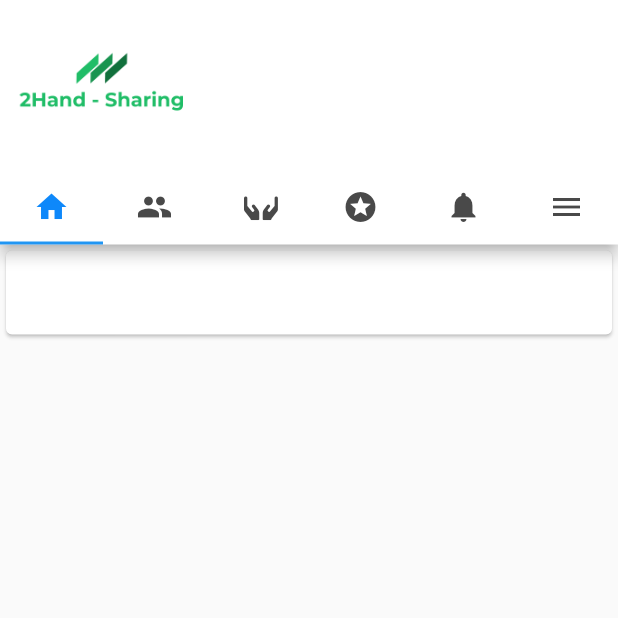
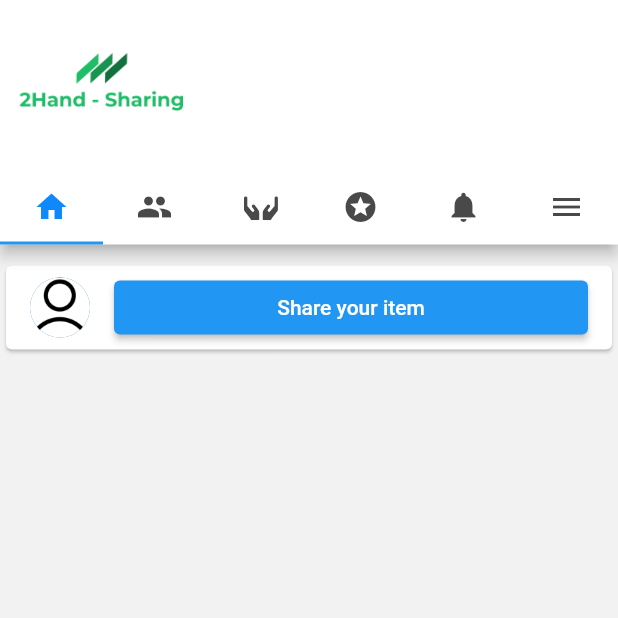
Before and after one commit to dhuuphuoc/Seconhand_sharing_mobile, a Flutter app: the MainScreen screen opened by its route, on a phone screen of 412 x 824 dp, the top half of it. Run offline on Flutter 3.47's test engine with Material 2 defaults, Android fonts, the phone set to English and light mode, and no system bars; our stand-ins replace image_picker.

Commit message:
Post item button

```diff
--- a/lib/main.dart
+++ b/lib/main.dart
@@ -17,15 +17,15 @@ class TwoHandShareApp extends StatelessWidget {
     SystemChrome.setEnabledSystemUIOverlays([SystemUiOverlay.bottom]);
     return MaterialApp(
       theme: ThemeData(
+        scaffoldBackgroundColor: Color(0xFFF2F2F2),
         tabBarTheme: TabBarTheme(
             unselectedLabelColor: Color(0xFF494949),
             labelColor: Color(0xFF0E88FA)),
         appBarTheme: AppBarTheme(
-            brightness: Brightness.light,
-            iconTheme: IconThemeData(color: Color(0xFF0E88FA)),
-            backgroundColor: Colors.white,
-            foregroundColor: Color(0xFF0E88FA),
-
+          brightness: Brightness.light,
+          iconTheme: IconThemeData(color: Color(0xFF0E88FA)),
+          backgroundColor: Colors.white,
+          foregroundColor: Color(0xFF0E88FA),
         ),
         primaryColor: Color(0xFF0E88FA),
         textTheme: TextTheme(
--- a/lib/screens/authentication/login/login_screen.dart
+++ b/lib/screens/authentication/login/login_screen.dart
@@ -116,6 +116,7 @@ class _LoginScreenState extends State<LoginScreen> {
                   validator: Validator.validatePassword,
                   obscureText: true,
                   textInputAction: TextInputAction.done,
+                  onEditingComplete: _loginSubmit,
                   decoration: InputDecoration(
                       hintText: S.of(context).password,
                       suffixIcon: Icon(Icons.lock)),
--- a/lib/screens/main/home_tab/home_tab.dart
+++ b/lib/screens/main/home_tab/home_tab.dart
@@ -14,8 +14,23 @@ class _HomeTabState extends State<HomeTab> {
       height: double.infinity,
       child: ListView(
         children: [
+          SizedBox(
+            height: 10,
+          ),
           Card(
-            child: ListTile(),
+            child: ListTile(
+              leading: CircleAvatar(
+                foregroundImage: AssetImage(
+                  "assets/images/person.png",
+                ),
+              ),
+              title: Container(
+                child: ElevatedButton(
+                  onPressed: () {},
+                  child: Text("Share your item"),
+                ),
+              ),
+            ),
           )
         ],
       ),
```
